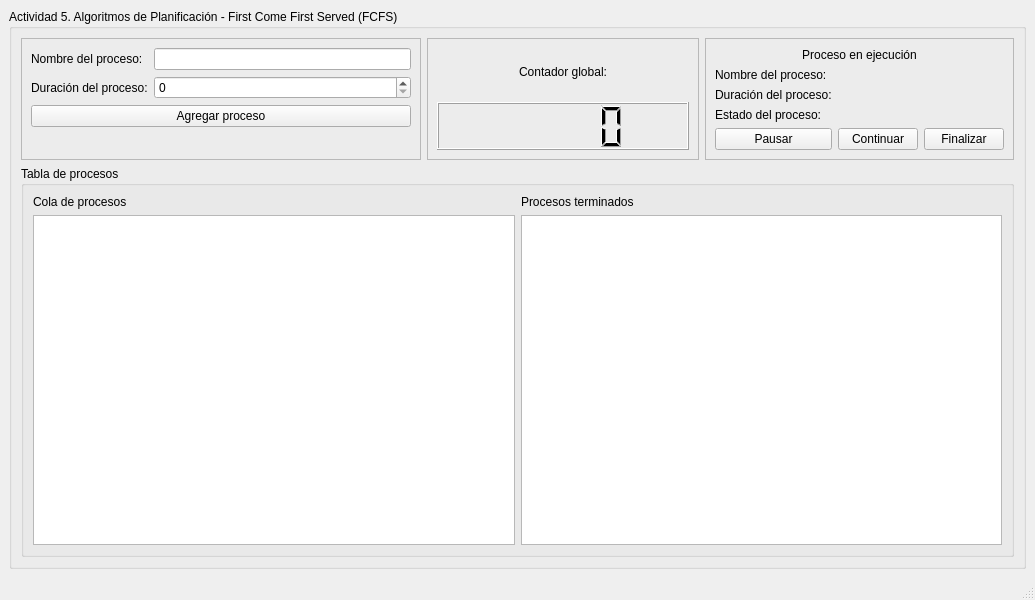
The window that mainwindow.ui (edgarglezc/act05-fcfs) describes before a commit, drawn with Qt 5.
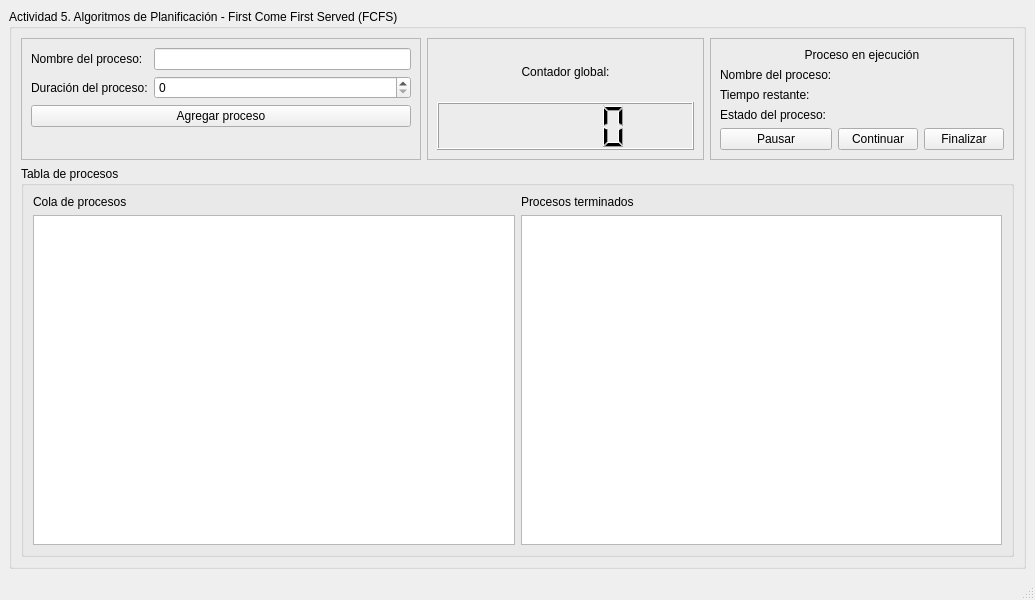
The same window after the commit.

```diff
--- a/mainwindow.ui
+++ b/mainwindow.ui
@@ -121,7 +121,7 @@
           <item row="3" column="0">
            <widget class="QLabel" name="lb_actualDuration">
             <property name="text">
-             <string>Duración del proceso:</string>
+             <string>Tiempo restante:</string>
             </property>
            </widget>
           </item>
```
Left out of the diff: 9 changed lines with no effect on the pictures.
